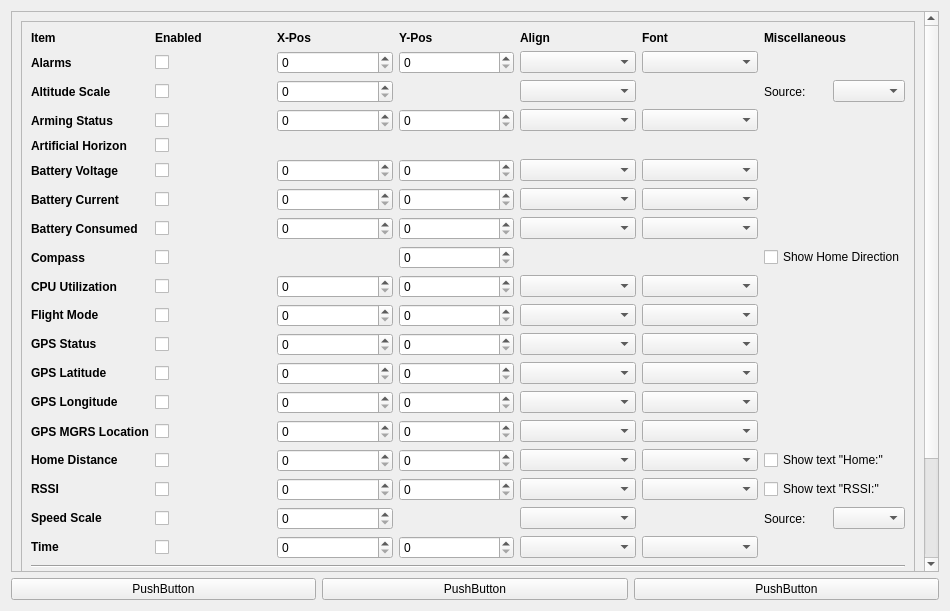
Qt form ground/gcs/src/plugins/config/osdpage.ui (alibenpeng/TauLabs) before a commit.
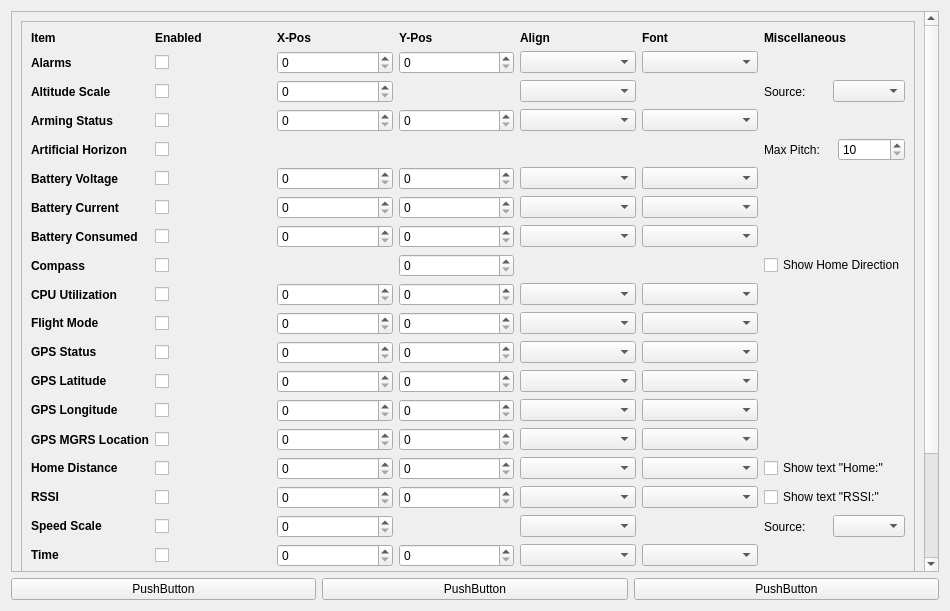
The same form after that commit.

Commit message:
OSD: Make ArtificialHorizon max pitch configurable
Adds a new parameter ArtificialHorizonMaxPitch to the osd page
configuration and utilizes it in the OnScreenDisplay flight module.
The default value of 30 works for slower flights, but various quads
pitch further than 30 degrees forward resulting in an artificial
horizon that is off-screen.  By making it configurable pilots can
adjust it to match their flight profile, or even set different pages
with different maximum pitches depending on how they are flying at
the moment.

```diff
--- a/ground/gcs/src/plugins/config/osdpage.ui
+++ b/ground/gcs/src/plugins/config/osdpage.ui
@@ -382,6 +382,30 @@
               </property>
              </widget>
             </item>
+            <item row="4" column="6">
+             <layout class="QHBoxLayout" name="horizontalLayout">
+              <item>
+               <widget class="QLabel" name="label_35">
+                <property name="text">
+                 <string>Max Pitch:</string>
+                </property>
+               </widget>
+              </item>
+              <item>
+               <widget class="QSpinBox" name="ArtificialHorizonMaxPitch">
+                <property name="maximum">
+                  <number>255</number>
+                </property>
+                <property name="minimum">
+                 <number>10</number>
+                </property>
+                <property name="toolTip">
+                 <string>Sets the amount of forward pitch that results in the artificial horizon displaying at the top of the screen.</string>
+                </property>
+               </widget>
+              </item>
+             </layout>
+            </item>
             <item row="6" column="3">
              <widget class="QSpinBox" name="BatteryCurrentY">
               <property name="maximum">
```
Left out of the diff: 1 changed line with no effect on the pictures. The commit also changes 6 other files.
